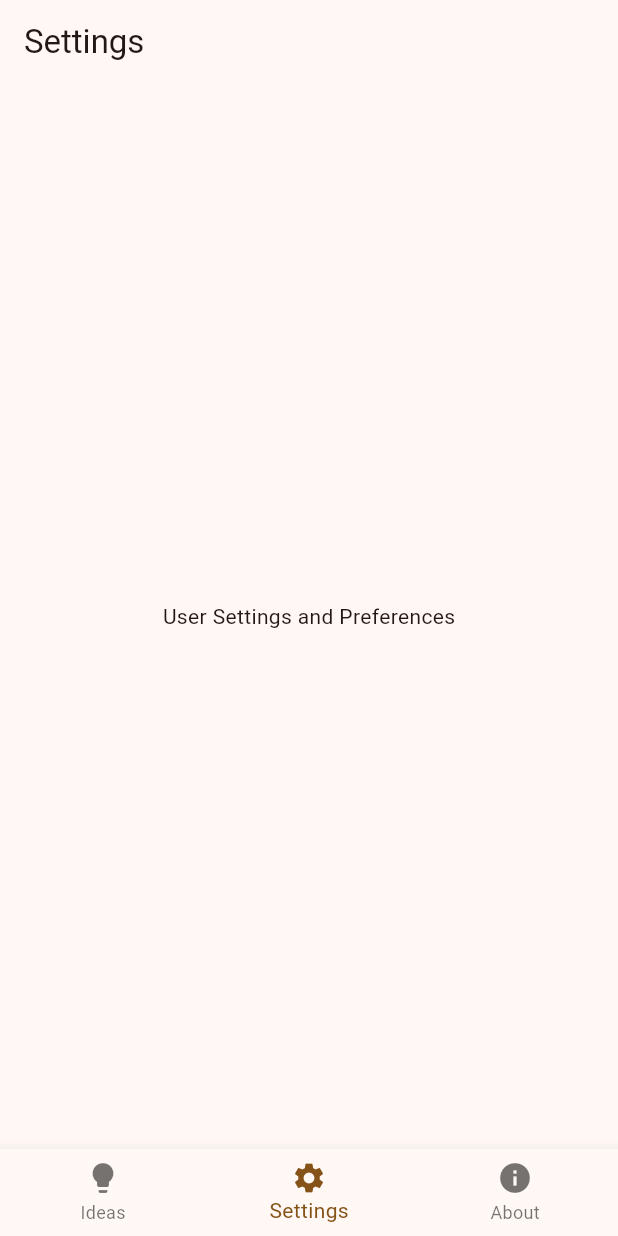
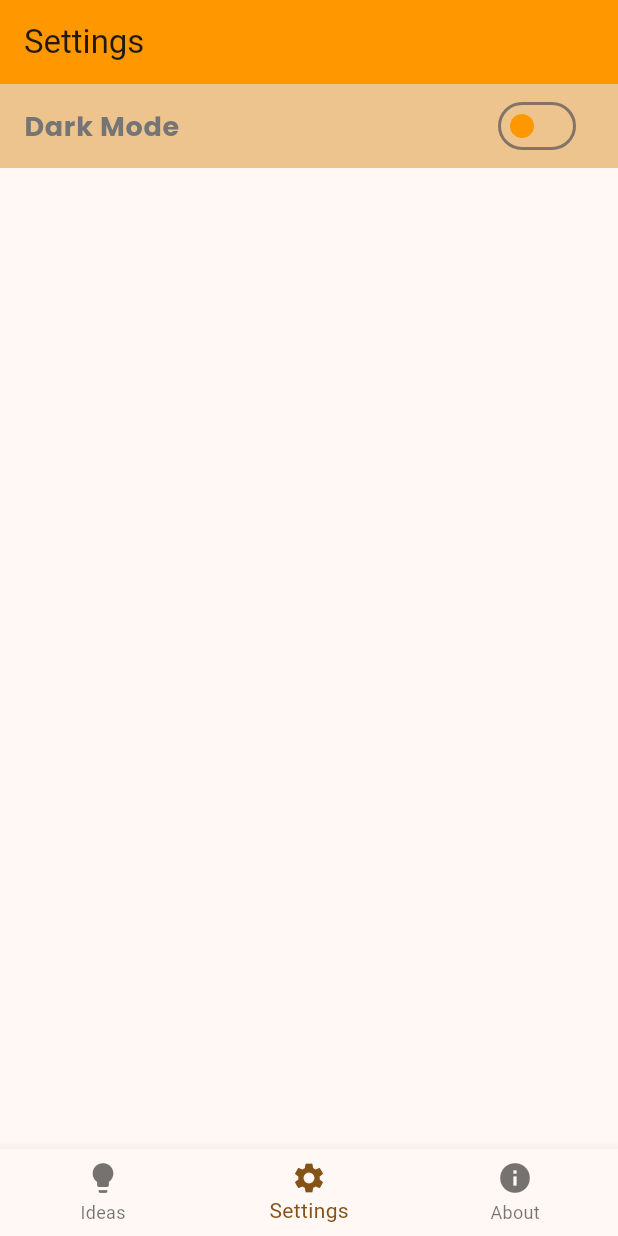
Before and after one commit to Veeqy/ideavault, a Flutter app: the screen it shows after launch, item 2 of the bottom bar chosen, on a phone screen of 412 x 824 dp. Run offline on Flutter 3.47's test engine with Material 3 defaults, Android fonts, the phone set to English and light mode, and no system bars; our stand-ins replace flutter_riverpod, go_router.

Commit message:
feat: dark mode feature

```diff
--- a/lib/core/utils/app_colors.dart
+++ b/lib/core/utils/app_colors.dart
@@ -3,6 +3,7 @@ import 'package:flutter/material.dart';
 // A central place for all our app's colors.
 class AppColors {
   static const Color primary = Colors.orange;
+  static const Color secondary = Color.fromARGB(255, 238, 196, 142);
   static const Color background = Color(0xFFF4F4F4);
   static const Color cardBackground = Colors.white;
   static const Color textPrimary = Color(0xFF212121);
--- a/lib/features/ideas/application/ideas_notifier.dart
+++ b/lib/features/ideas/application/ideas_notifier.dart
@@ -2,10 +2,7 @@ import 'package:flutter_riverpod/legacy.dart';
 import 'package:ideavault/features/ideas/domain/idea.dart';
 
 class IdeasNotifier extends StateNotifier<List<Idea>> {
-
-  IdeasNotifier()
-    : super([]);
-
+  IdeasNotifier(): super([]);
   /// Adds a new Idea to the state list.
   ///
   /// Generates a unique id based on the current timestamp, constructs an
--- /dev/null
+++ b/lib/features/ideas/application/theme_notifier.dart
@@ -0,0 +1,22 @@
+import 'package:flutter/material.dart';
+import 'package:flutter_riverpod/legacy.dart';
+import 'package:flutter_riverpod/flutter_riverpod.dart';
+
+class ThemeNotifier extends StateNotifier<ThemeMode> {
+  ThemeNotifier() : super(ThemeMode.system); // Default to light mode
+  void toggleTheme() {
+// toggle ThemeMode, preserving system if present
+if (state == ThemeMode.light) {
+  state = ThemeMode.dark;
+} else if (state == ThemeMode.dark) {
+  state = ThemeMode.light;
+} else {
+  // keep system or set a default
+  state = ThemeMode.system;
+}
+}
+}
+final themeNotifierProvider =
+    StateNotifierProvider<ThemeNotifier, ThemeMode>((ref) {
+  return ThemeNotifier();
+});
--- a/lib/features/ideas/presentation/screens/home_screen.dart
+++ b/lib/features/ideas/presentation/screens/home_screen.dart
@@ -30,7 +30,7 @@ class HomeScreen extends ConsumerWidget {
                 const SizedBox(height: 40),
                 const Center(child: Text('No ideas yet. Tap + to add one.')),
               ]
-            : ideas
+            :ideas
                 .map((idea) => Padding(
                       padding: const EdgeInsets.only(bottom: 12.0),
                       child: IdeaCard(
--- a/lib/features/settings/presentation/screens/settings_screen.dart
+++ b/lib/features/settings/presentation/screens/settings_screen.dart
@@ -1,14 +1,33 @@
 import 'package:flutter/material.dart';
+import 'package:flutter_riverpod/flutter_riverpod.dart';
+import 'package:ideavault/core/utils/app_colors.dart';
+import 'package:ideavault/core/utils/app_styles.dart';
+import 'package:ideavault/features/ideas/application/theme_notifier.dart';
 
-class SettingsScreen extends StatelessWidget {
+class SettingsScreen extends ConsumerWidget {
   const SettingsScreen({super.key});
-
   @override
-  Widget build(BuildContext context) {
-        return Scaffold(
-      appBar: AppBar(title: const Text('Settings')),
-      body: const Center(child: Text('User Settings and Preferences')),
+  Widget build(BuildContext context, WidgetRef ref) {
+    final themeMode = ref.watch(themeNotifierProvider);
+    return Scaffold(
+      appBar: AppBar(
+        title: const Text('Settings'),
+        backgroundColor: AppColors.primary,
+        ),
+      body:  SwitchListTile(value: themeMode == ThemeMode.dark,
+       onChanged: (bool value) {
+        ref.read(themeNotifierProvider.notifier).toggleTheme();
+      },
+      title: Text('Dark Mode',
+      style: AppStyles.heading.copyWith(
+        color: AppColors.textSecondary,
+      )
+      ),
+      tileColor: AppColors.secondary,
+      activeThumbColor: AppColors.primary,
+      inactiveThumbColor: AppColors.primary,
+      inactiveTrackColor: AppColors.secondary,
+      ),
     );
-
   }
 }
--- a/lib/main.dart
+++ b/lib/main.dart
@@ -1,23 +1,34 @@
 import 'package:flutter/material.dart';
 import 'package:flutter_riverpod/flutter_riverpod.dart';
 import 'package:ideavault/core/routing/app_router.dart';
+import 'package:ideavault/features/ideas/application/theme_notifier.dart';
 
 
 void main() {
   runApp(const ProviderScope(child: MyApp()));
 }
 
-class MyApp extends StatelessWidget {
+class MyApp extends ConsumerWidget {
   const MyApp({super.key});
 
   @override
-  Widget build(BuildContext context) {
+  Widget build(BuildContext context, WidgetRef ref) {
+    ref.watch(themeNotifierProvider);
     return MaterialApp.router(
       debugShowCheckedModeBanner: false,
       title: 'IdeaVault',
-      routerConfig: appRouter, // Use our router
+      routerConfig: appRouter,
+      themeMode: ref.watch(themeNotifierProvider), // Use our router
       theme: ThemeData(
         colorScheme: ColorScheme.fromSeed(seedColor: Colors.orange),
+        useMaterial3: true,
+      ),
+      darkTheme: ThemeData(
+        brightness: Brightness.dark,
+        colorScheme: ColorScheme.fromSeed(
+          seedColor: Colors.orange,
+          brightness: Brightness.dark,
+        ),
         useMaterial3: true,
       ),
     );
```
